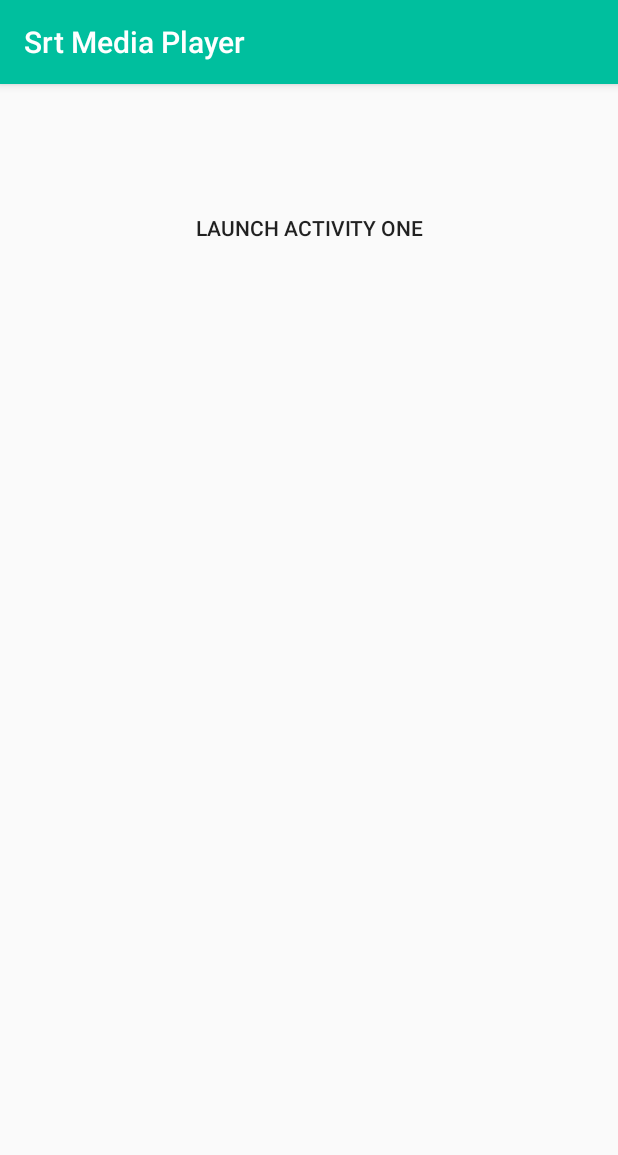
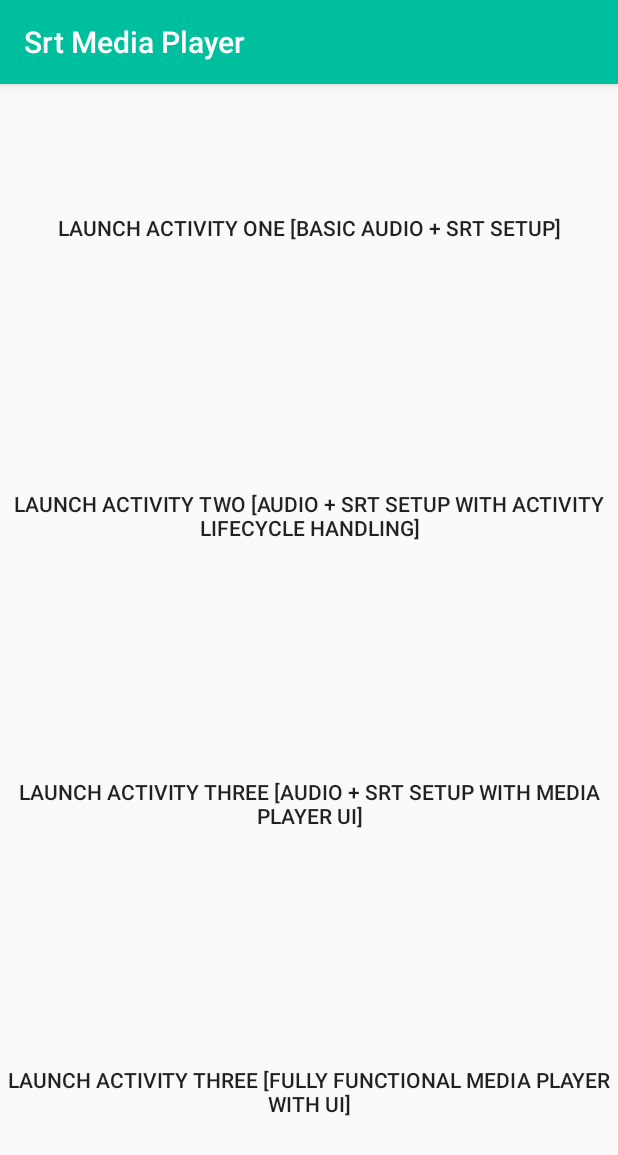
Before and after one commit to robillo/SrtMediaPlayerExample, an Android app: the screen it shows after launch (MainActivity), on a phone screen of 412 x 824 dp. Shown: the top 1155 px of the screen. Run offline under Robolectric (Android 15) with nearby library versions, the phone set to English and light mode, and no system bars.

```diff
--- a/app/src/main/AndroidManifest.xml
+++ b/app/src/main/AndroidManifest.xml
@@ -16,7 +16,8 @@
                 <category android:name="android.intent.category.LAUNCHER" />
             </intent-filter>
         </activity>
-        <activity android:name=".OneActivity"></activity>
+        <activity android:name=".OneActivity" />
+        <activity android:name=".TwoActivity"></activity>
     </application>
 
 </manifest>
--- a/app/src/main/java/com/robillo/srtmediaplayerexample/MainActivity.kt
+++ b/app/src/main/java/com/robillo/srtmediaplayerexample/MainActivity.kt
@@ -15,5 +15,17 @@ class MainActivity : AppCompatActivity() {
         activityOne.setOnClickListener(View.OnClickListener {
             startActivity(Intent(this, OneActivity::class.java))
         })
+
+        activityTwo.setOnClickListener(View.OnClickListener {
+            startActivity(Intent(this, TwoActivity::class.java))
+        })
+
+        activityThree.setOnClickListener(View.OnClickListener {
+
+        })
+
+        activityFour.setOnClickListener(View.OnClickListener {
+
+        })
     }
 }
--- a/app/src/main/res/layout/activity_main.xml
+++ b/app/src/main/res/layout/activity_main.xml
@@ -15,9 +15,28 @@
         android:text="@string/launch_activity_one"
         android:background="?attr/selectableItemBackground"/>
 
-    <View
+    <Button
         android:layout_width="match_parent"
         android:layout_height="0sp"
-        android:layout_weight="3"/>
+        android:layout_weight="1"
+        android:id="@+id/activityTwo"
+        android:text="@string/launch_activity_two"
+        android:background="?attr/selectableItemBackground"/>
+
+    <Button
+        android:layout_width="match_parent"
+        android:layout_height="0sp"
+        android:layout_weight="1"
+        android:id="@+id/activityThree"
+        android:text="@string/launch_activity_three"
+        android:background="?attr/selectableItemBackground"/>
+
+    <Button
+        android:layout_width="match_parent"
+        android:layout_height="0sp"
+        android:layout_weight="1"
+        android:id="@+id/activityFour"
+        android:text="@string/launch_activity_four"
+        android:background="?attr/selectableItemBackground"/>
 
 </LinearLayout>
--- a/app/src/main/res/values/strings.xml
+++ b/app/src/main/res/values/strings.xml
@@ -1,4 +1,7 @@
 <resources>
     <string name="app_name">Srt Media Player</string>
-    <string name="launch_activity_one">Launch Activity One</string>
+    <string name="launch_activity_one">Launch Activity One [Basic Audio + Srt Setup]</string>
+    <string name="launch_activity_two">Launch Activity Two [Audio + Srt Setup with Activity Lifecycle Handling]</string>
+    <string name="launch_activity_three">Launch Activity Three [Audio + Srt Setup with Media Player UI]</string>
+    <string name="launch_activity_four">Launch Activity Three [Fully Functional Media Player with UI]</string>
 </resources>
```
Also changed, not shown: app/src/main/java/com/robillo/srtmediaplayerexample/TwoActivity.java (added, +13 -0 lines), app/src/main/res/layout/activity_two.xml (added, +9 -0 lines).
